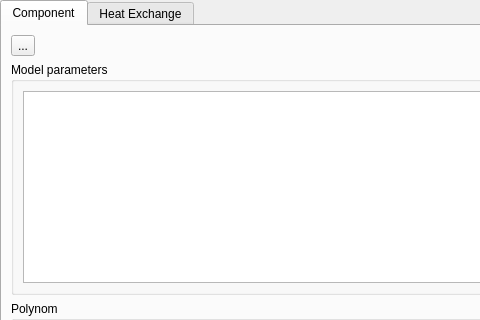
Brockaaa/SIM-VICUS, file SIM-VICUS/src/SVNetworkComponentEditWidget.ui: the form before one commit; both pictures show x 0 to 480 and y 0 to 320 of the 728 by 1096 pixel window.
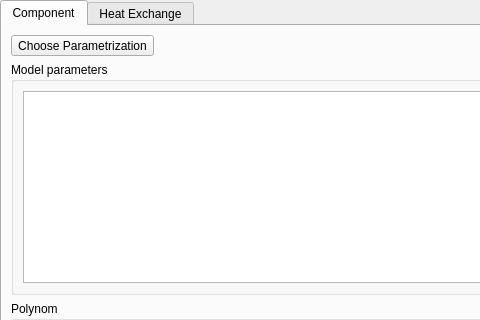
The form after the commit. Icons and pictures are not drawn. Custom widgets are drawn as their Qt base class.

Diff of the .ui file:
```diff
--- a/SIM-VICUS/src/SVNetworkComponentEditWidget.ui
+++ b/SIM-VICUS/src/SVNetworkComponentEditWidget.ui
@@ -60,7 +60,7 @@
        <item>
         <widget class="QToolButton" name="toolButtonComponentDBDialogOpen">
          <property name="text">
-          <string>...</string>
+          <string>Choose Parametrization</string>
          </property>
         </widget>
        </item>
```
